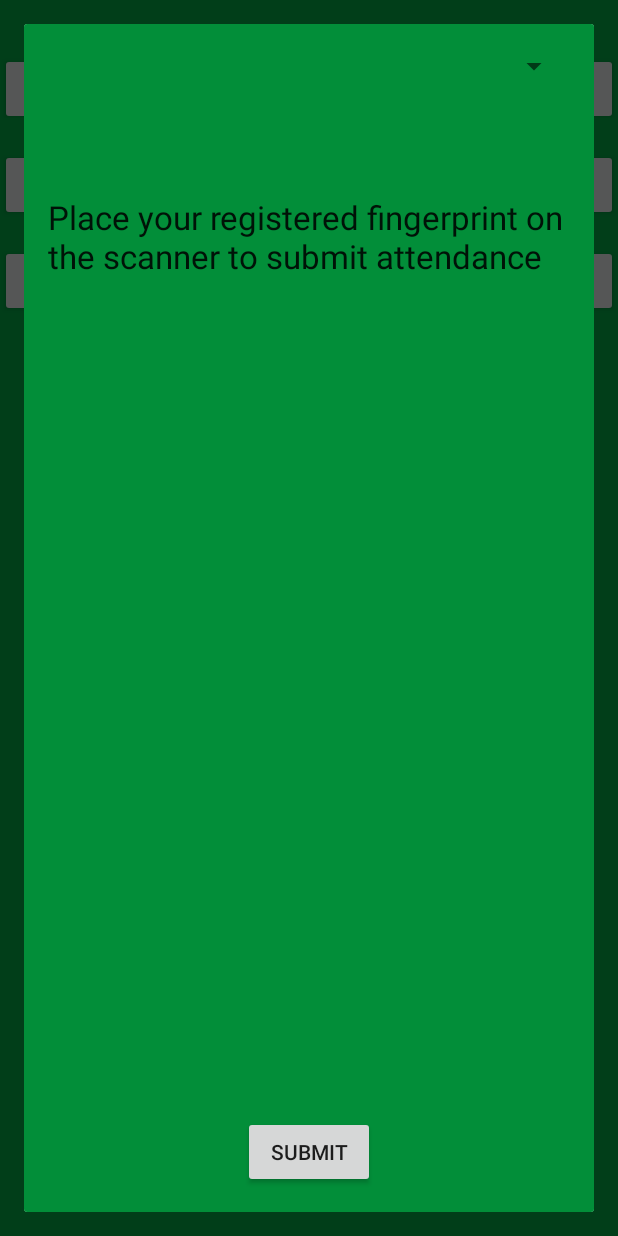
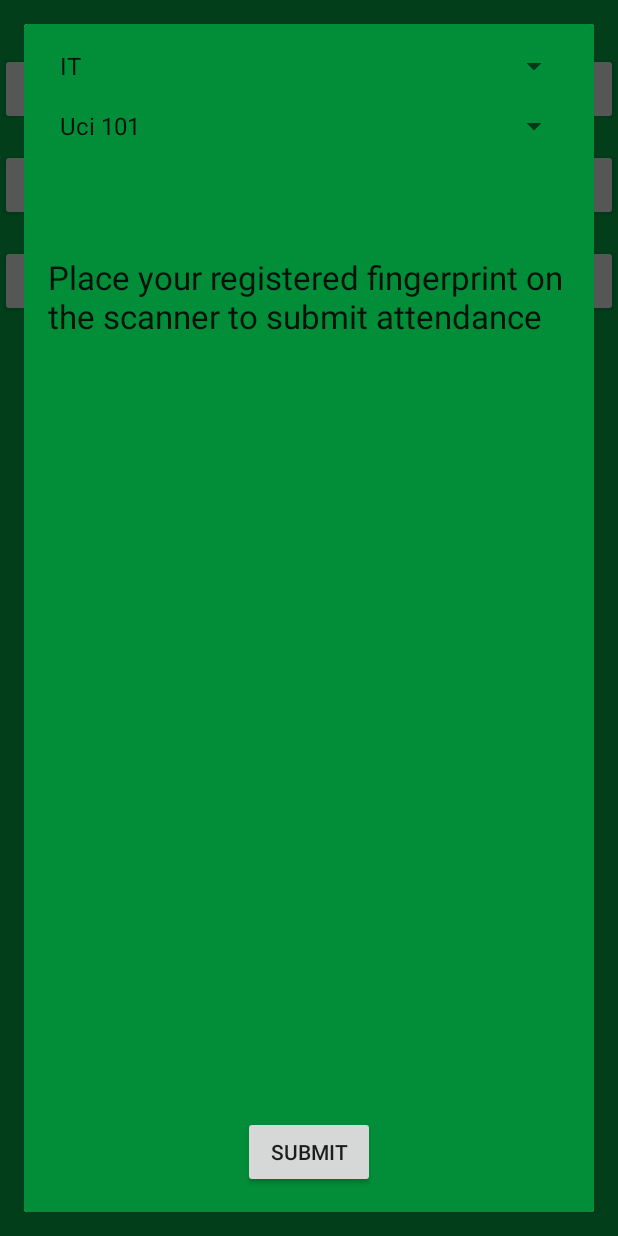
Before and after one commit to Theonlysmartboy/ClassAttendanceManager, an Android app: the MainActivity screen opened directly, with no data from a screen before it, after a tap on "SUBMIT ATTENDANCE", on a phone screen of 412 x 824 dp. Run offline under Robolectric (Android 15) with nearby library versions, the phone set to English and light mode, and no system bars.

```diff
--- a/app/src/main/java/com/otema/tosby/attendancemanager/FingerprintHandler.java
+++ b/app/src/main/java/com/otema/tosby/attendancemanager/FingerprintHandler.java
@@ -1,8 +1,10 @@
 package com.otema.tosby.attendancemanager;
+
 
 import android.hardware.fingerprint.FingerprintManager;
 import android.os.CancellationSignal;
 import android.widget.TextView;
+
 
 public class FingerprintHandler extends FingerprintManager.AuthenticationCallback {
     private TextView tv;
--- a/app/src/main/res/layout/activity_attendance.xml
+++ b/app/src/main/res/layout/activity_attendance.xml
@@ -11,10 +11,22 @@
     tools:context="com.otema.tosby.attendancemanager.Attendance"
     android:background="@color/colorPrimaryDark"
     android:orientation="horizontal">
+    <Spinner
+        android:layout_width="match_parent"
+        android:layout_height="wrap_content"
+        android:id="@+id/progspinner"
+        android:entries="@array/programs"
+        android:prompt="@string/course_prompt">
+
+    </Spinner>
    <Spinner
     android:layout_width="match_parent"
     android:layout_height="wrap_content"
-    android:id="@+id/unitspinner">
+    android:id="@+id/unitspinner"
+    android:entries="@array/uci"
+    android:prompt="@string/unit_prompt"
+       android:layout_marginTop="16dp"
+       android:layout_below="@+id/progspinner">
 
 </Spinner>
             <TextView
--- a/app/src/main/res/values/strings.xml
+++ b/app/src/main/res/values/strings.xml
@@ -22,6 +22,7 @@
     <string name="submitAttendance">Submit Attendance</string>
     <string name="instruction">Place your registered fingerprint on the scanner to submit attendance</string>
     <string name="submit">SUBMIT</string>
+    <string name="unit_prompt">Select The unit you are attending</string>
     <string-array name="uci">
         <item>Uci 101</item>
         <item>Uci 102</item>
@@ -40,4 +41,11 @@
         <item>Uci 403</item>
         <item>Uci 404</item>
     </string-array>
+    <string name="course_prompt">Select your course</string>
+    <string-array name="programs">
+        <item>IT</item>
+        <item>Computer Science</item>
+        <item>Sociology</item>
+        <item>Business IT</item>
+    </string-array>
 </resources>
```
Also changed, not shown: app/src/main/java/com/otema/tosby/attendancemanager/Attendance.java (+214 -2 lines), app/src/main/java/com/otema/tosby/attendancemanager/CustomOnItemSelectedListener.java (added, +19 -0 lines), 1 other file.
